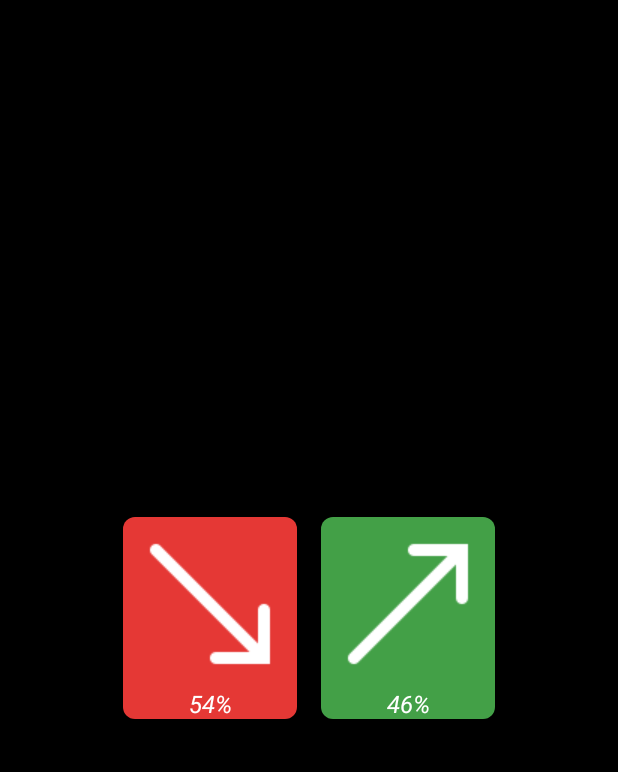
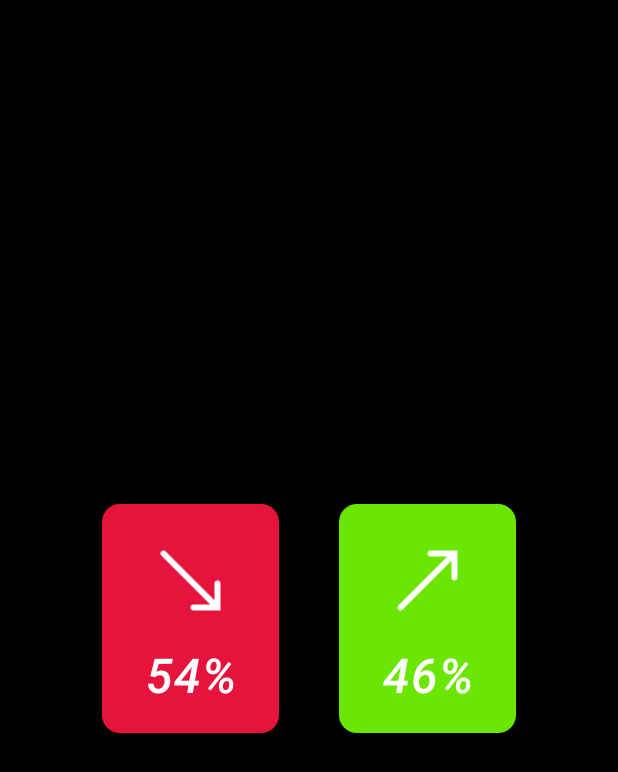
Before and after one commit to willtucker42/BearVBull, an Android app built with Jetpack Compose: the screen it shows after launch (MainActivity), on a phone screen of 412 x 824 dp. Shown: the top 772 px of the screen. Run offline under Robolectric (Android 15) with nearby library versions, the phone set to English and light mode, and no system bars.

Commit message:
updated buttons, added font files

```diff
--- a/app/src/main/java/com/example/bearvbull/MainActivity.kt
+++ b/app/src/main/java/com/example/bearvbull/MainActivity.kt
@@ -8,9 +8,7 @@ import androidx.compose.foundation.Image
 import androidx.compose.foundation.background
 import androidx.compose.foundation.layout.*
 import androidx.compose.foundation.shape.RoundedCornerShape
-import androidx.compose.material.MaterialTheme
-import androidx.compose.material.Surface
-import androidx.compose.material.Text
+import androidx.compose.material.*
 import androidx.compose.runtime.Composable
 import androidx.compose.ui.Alignment
 import androidx.compose.ui.Modifier
@@ -21,9 +19,11 @@ import androidx.compose.ui.text.font.FontStyle
 import androidx.compose.ui.text.style.TextAlign
 import androidx.compose.ui.tooling.preview.Preview
 import androidx.compose.ui.unit.dp
+import androidx.compose.ui.unit.sp
 import com.example.bearvbull.ui.theme.BearVBullTheme
 import com.example.bearvbull.ui.theme.BetGreen
 import com.example.bearvbull.ui.theme.BetRed
+import com.example.bearvbull.util.PERCENT_SIGN
 
 class MainActivity : ComponentActivity() {
     override fun onCreate(savedInstanceState: Bundle?) {
@@ -39,7 +39,9 @@ class MainActivity : ComponentActivity() {
                         horizontalAlignment = Alignment.CenterHorizontally,
                         verticalArrangement = Arrangement.Center
                     ) {
-                        Row {
+                        Row(
+                            horizontalArrangement = Arrangement.spacedBy(12.dp)
+                        ) {
                             BetButton(
                                 percentage = 54,
                                 icon = R.drawable.arrow_down,
@@ -68,23 +70,34 @@ fun Greeting(name: String) {
 
 @Composable
 fun BetButton(percentage: Int, icon: Int, backgroundColor: Color, description: String) {
+    Button(
+        onClick = {  },
+        modifier = Modifier
+            .clip(shape = RoundedCornerShape(12.dp)),
+        colors = ButtonDefaults.buttonColors
+            (backgroundColor = backgroundColor.copy(alpha = 0.9f),
+            contentColor = Color.White)
+    ) {
         Column(
-        modifier = Modifier
-            .clip(shape = RoundedCornerShape(8.dp))
-            .background(color = backgroundColor),
             horizontalAlignment = Alignment.CenterHorizontally,
+            modifier = Modifier.padding(10.dp),
+            verticalArrangement = Arrangement.spacedBy(12.dp)
         ) {
             Image(
                 painter = painterResource(id = icon),
                 contentDescription = description,
-            modifier = Modifier.padding(8.dp)
+                modifier = Modifier
+                    .padding(8.dp)
+                    .size(50.dp)
             )
             Text(
                 fontStyle = FontStyle.Italic,
-            text = "$percentage%",
+                fontSize = 32.sp,
+                text = "$percentage$PERCENT_SIGN",
                 textAlign = TextAlign.Center,
                 color = Color.White
             )
+        }
     }
 }
 
--- a/app/src/main/java/com/example/bearvbull/ui/theme/Color.kt
+++ b/app/src/main/java/com/example/bearvbull/ui/theme/Color.kt
@@ -6,5 +6,5 @@ val Purple200 = Color(0xFFBB86FC)
 val Purple500 = Color(0xFF6200EE)
 val Purple700 = Color(0xFF3700B3)
 val Teal200 = Color(0xFF03DAC5)
-val BetRed = Color(229, 56, 53)
-val BetGreen = Color(67, 160, 71)
+val BetRed = Color(255, 23, 68)
+val BetGreen = Color(118, 255, 3)
```
Also changed, not shown: app/src/main/res/font/inter_black.ttf (added), app/src/main/res/font/inter_bold.ttf (added), app/src/main/res/font/inter_extra_bold.ttf (added), app/src/main/res/font/inter_extra_light.ttf (added), app/src/main/res/font/inter_light.ttf (added), app/src/main/res/font/inter_medium.ttf (added), app/src/main/res/font/inter_regular.ttf (added), app/src/main/res/font/inter_semibold.ttf (added), app/src/main/res/font/inter_thin.ttf (added). Lines whose indentation alone changed are shown as unchanged.
